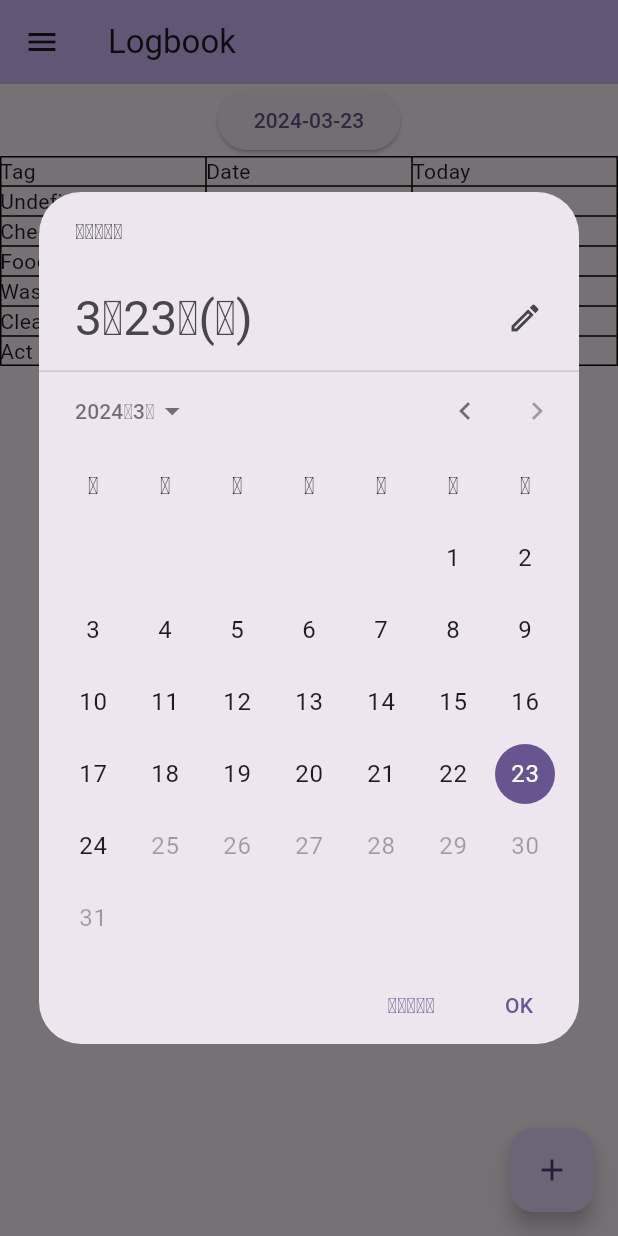
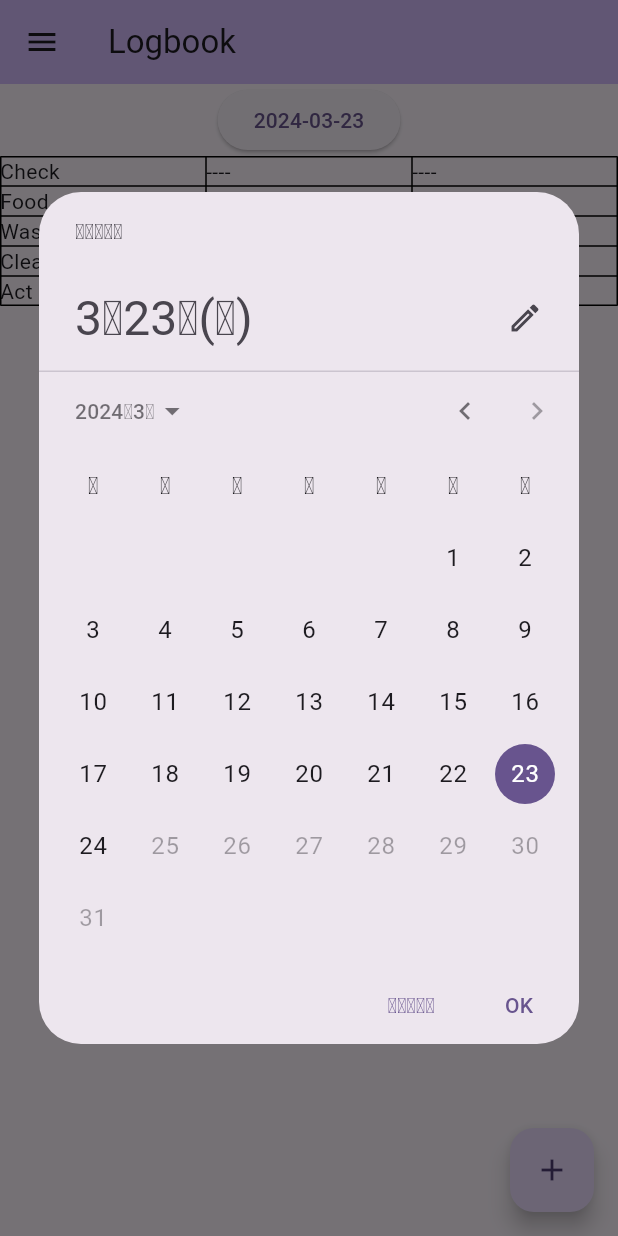
Before and after one commit to negito6/logbook-flutter, a Flutter app: the screen it shows after launch, after a tap on an icon or button, on a phone screen of 412 x 824 dp. Run offline on Flutter 3.47's test engine with Material 3 defaults, Android fonts, the phone set to English and light mode, and no system bars; our stand-ins replace sqflite; accounts and stored records are empty.

Commit message:
Tags header

```diff
--- a/lib/views/screens/tags.dart
+++ b/lib/views/screens/tags.dart
@@ -56,22 +56,8 @@ class TagsState extends State<Tags> {
 
   @override
   Widget build(BuildContext context) {
-    var rows = <TableRow>[
-      const TableRow(
-        children: <Widget>[
-          TableCell(
-            child: Text("Tag"),
-          ),
-          TableCell(
-            child: Text("Date"),
-          ),
-          TableCell(
-            child: Text("Today"),
-          ),
-        ],
-      )
-    ];
-    for (var category in Category.values) {
+    var rows = <TableRow>[];
+    for (var category in availableCategories()) {
       rows.add(TableRow(
         children: <Widget>[
           TableCell(
```
